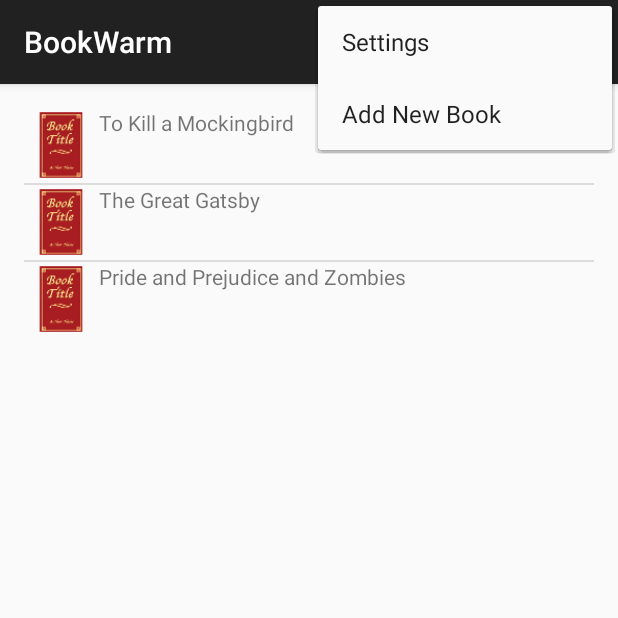
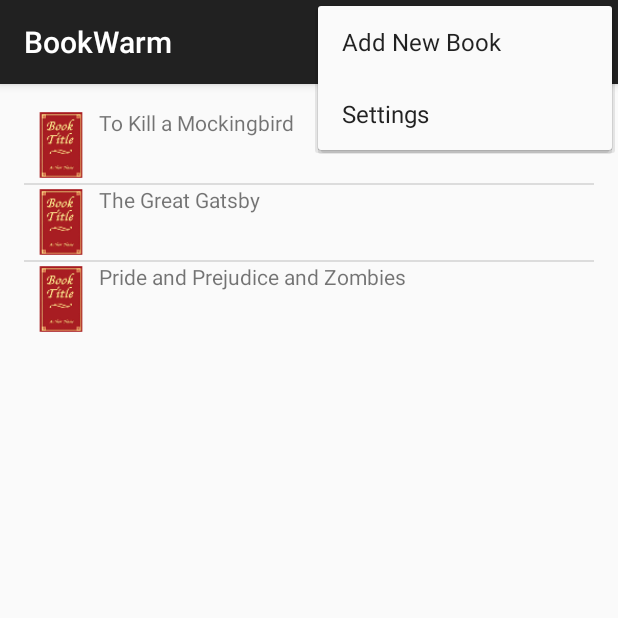
Before and after one commit to fed1620/BookWarm, an Android app: the screen it shows after launch (MainActivity), with the options menu open, on a phone screen of 412 x 824 dp, the top half of it. Run offline under Robolectric (Android 15) with nearby library versions, the phone set to English and light mode, and no system bars.

Commit message:
Changed the main activity's menu overflow order
[menu_main.xml]
- Settings is now listed last, after the "Add New Book" menu item

[README.md]
- Updated

```diff
--- a/app/src/main/res/menu/menu_main.xml
+++ b/app/src/main/res/menu/menu_main.xml
@@ -1,8 +1,8 @@
 <menu xmlns:android="http://schemas.android.com/apk/res/android"
     xmlns:app="http://schemas.android.com/apk/res-auto"
     xmlns:tools="http://schemas.android.com/tools" tools:context=".MainActivity">
+    <item android:id="@+id/add_new_book" android:title="@string/add_new_book"
+        android:orderInCategory="100" app:showAsAction="never" />
     <item android:id="@+id/action_settings" android:title="@string/action_settings"
-        android:orderInCategory="100" app:showAsAction="never" />
-    <item android:id="@+id/add_new_book" android:title="@string/add_new_book"
-        android:orderInCategory="200" app:showAsAction="never" />
+    android:orderInCategory="200" app:showAsAction="never" />
 </menu>
```
Also changed, not shown: 1 other file.
